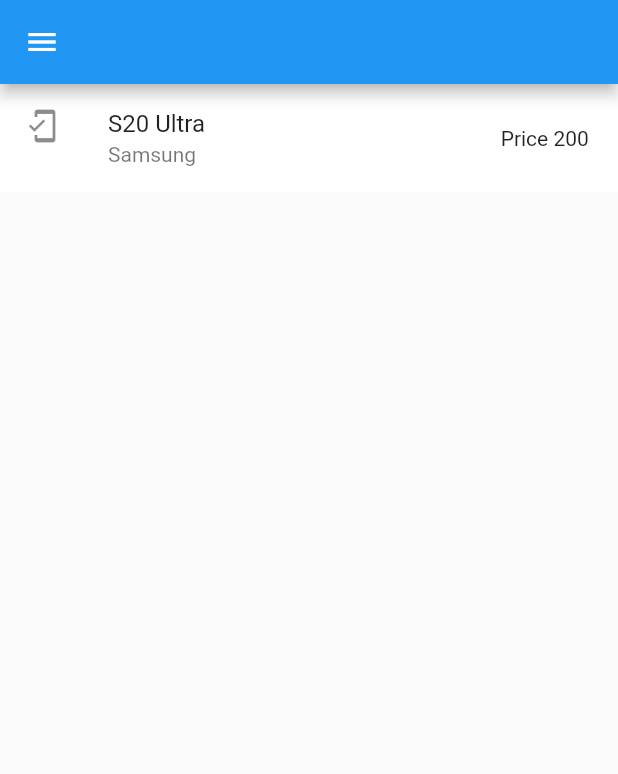
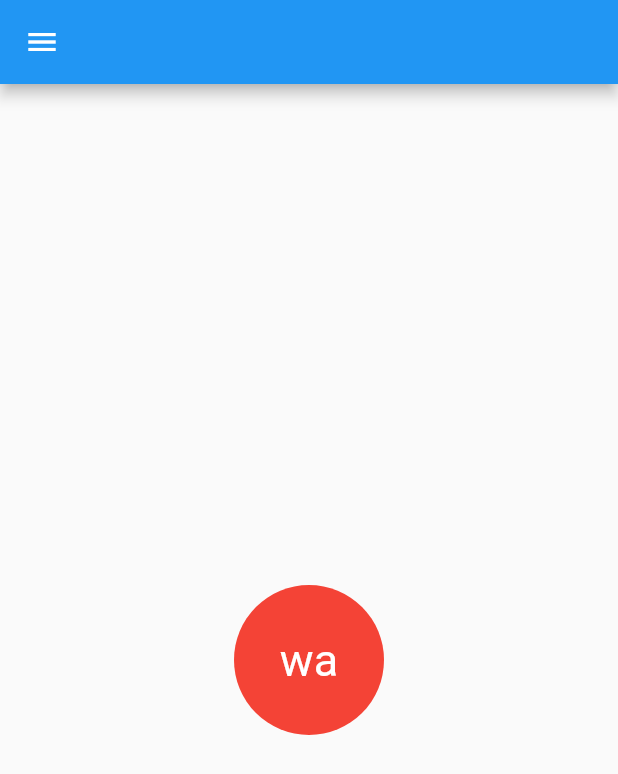
Before and after one commit to fredj789/Programming-Code-Flutter-from-Widget-CercleAvar, a Flutter app: the screen it shows after launch, on a phone screen of 412 x 824 dp. Shown: the top 774 px of the screen. Run offline on Flutter 3.47's test engine with Material 2 defaults, Android fonts, the phone set to English and light mode, and no system bars.

Commit message:
Widget   CercleAvar

```diff
--- a/lib/tuto.dart
+++ b/lib/tuto.dart
@@ -14,20 +14,15 @@ class _PageRState extends State<PageR> {
     return Scaffold(
         appBar: AppBar(),
         drawer: Drawer(),
-        body: Container(
-          color: Colors.white,
-          child: ListTile(
-            title: Text("S20 Ultra"),
-            subtitle: Text("Samsung"),
-            leading: Icon(Icons.mobile_friendly),
-            trailing: Text("Price 200 "),
-            onTap: () {
-              print("On tab");
-            },
-            onLongPress: () {
-              print("Long Press");
-            },
-            tileColor: Colors.green,
+        body: Center(
+          child: CircleAvatar(
+            foregroundColor: Colors.white,
+            backgroundColor: Colors.red,
+            child: Text(
+              "wa",
+              style: TextStyle(fontSize: 30),
+            ),
+            radius: 50, // DIMENSION
           ),
         ));
   }
```
